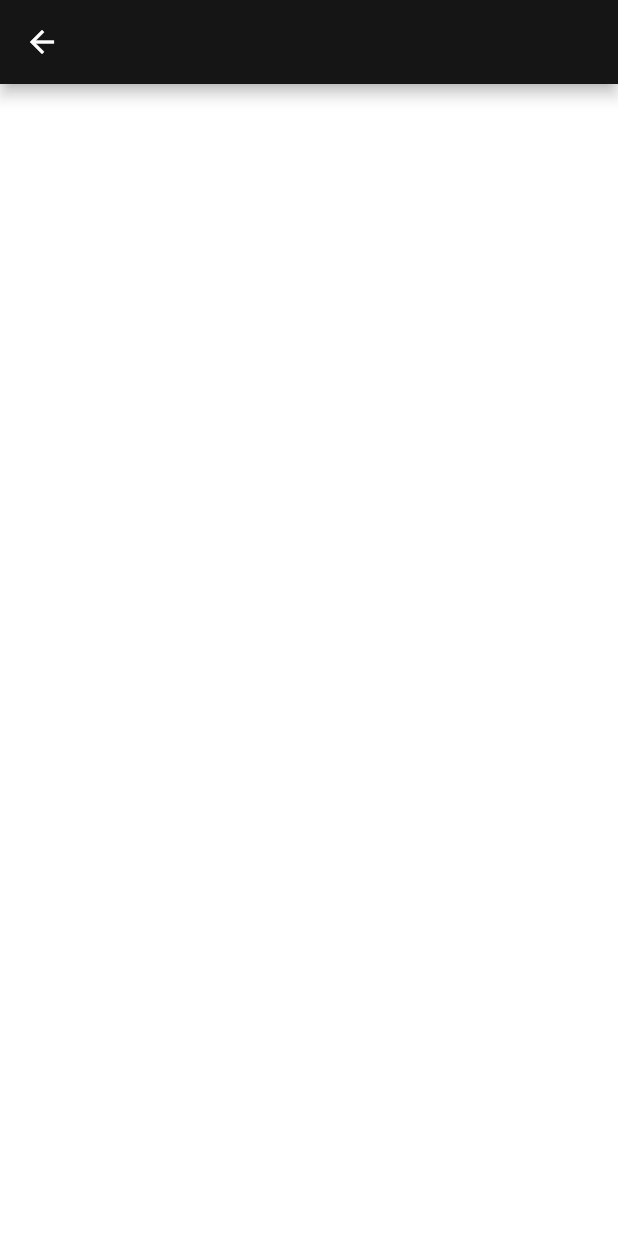
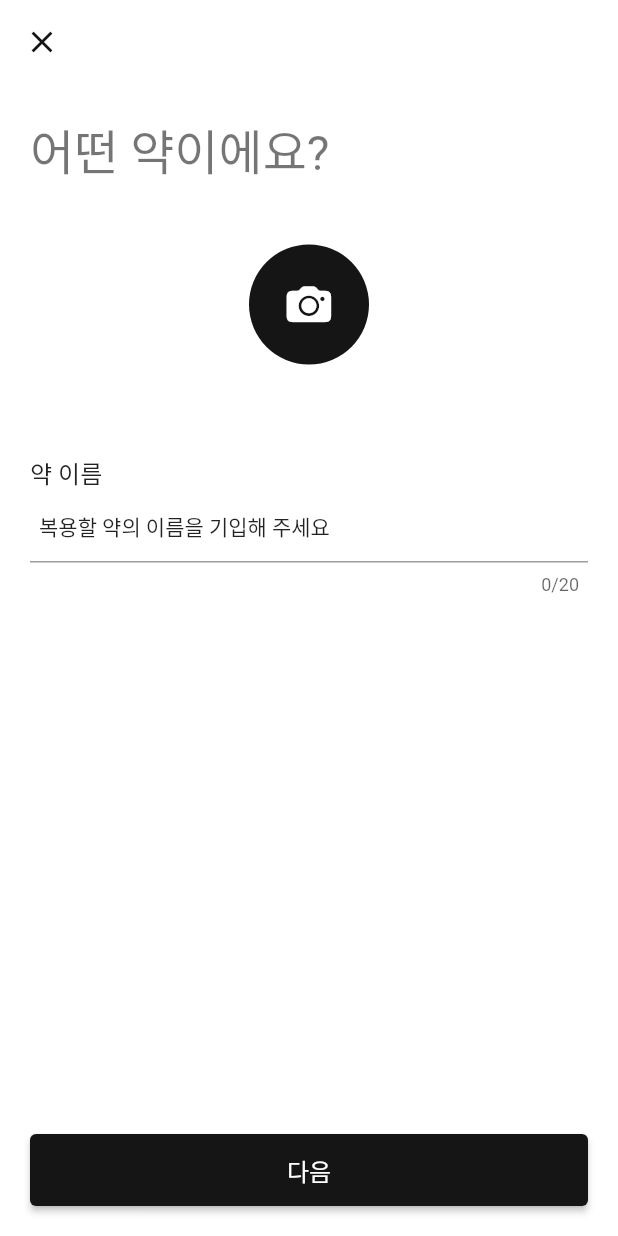
Before and after one commit to woojoung1217/PillMate_by_Flutter, a Flutter app: the screen it shows after launch, after a tap on an icon or button, on a phone screen of 412 x 824 dp. Run offline on Flutter 3.47's test engine with Material 2 defaults, Android fonts, the phone set to English and light mode, and no system bars; our stand-ins replace image_picker; Roboto replaces fonts that are missing (GmarketSansTTF).

Commit message:
dory add camer&gallery updatemode

```diff
--- a/lib/components/dory_colors.dart
+++ b/lib/components/dory_colors.dart
@@ -2,6 +2,7 @@ import 'package:flutter/material.dart';
 
 class DoryColors {
   static const int _primaryColorValue = 0xFF151515;
+// 0xFF151515;
   static const primaryColor = Color.fromARGB(255, 21, 21, 21);
 
   static const MaterialColor primaryMeterialColor = MaterialColor(
--- /dev/null
+++ b/lib/components/dory_constants.dart
@@ -0,0 +1,19 @@
+import 'package:flutter/material.dart';
+
+const double regularSpace = 20.0;
+
+const double largeSpage = 40.0;
+
+const double smallSpage = 10.0;
+
+const double submitButtonHeight = 48.0;
+
+const EdgeInsetsGeometry pagePadding = EdgeInsets.all(20.0);
+
+const EdgeInsetsGeometry textFieldContentPadding =
+    EdgeInsets.symmetric(horizontal: 6);
+
+const EdgeInsetsGeometry submitButtonBoxPadding = EdgeInsets.symmetric(
+  horizontal: 20,
+  vertical: 20,
+);
--- a/lib/components/dory_themes.dart
+++ b/lib/components/dory_themes.dart
@@ -8,6 +8,7 @@ class DoryThemes {
         splashColor: Colors.white,
         fontFamily: 'GmarketSansTTF',
         textTheme: _textTheme,
+        appBarTheme: _appBarTheme,
         brightness: Brightness.light,
       );
   static ThemeData get darkTheme => ThemeData(
@@ -17,6 +18,12 @@ class DoryThemes {
         textTheme: _textTheme,
         brightness: Brightness.dark,
       );
+  static const AppBarTheme _appBarTheme = AppBarTheme(
+    backgroundColor: Colors.white,
+    iconTheme: IconThemeData(color: DoryColors.primaryColor),
+    elevation: 0,
+  );
+
   static const TextTheme _textTheme = TextTheme(
     headline4: TextStyle(
       fontSize: 32,
--- a/lib/pages/add/add_page.dart
+++ /dev/null
@@ -1,12 +0,0 @@
-import 'package:flutter/material.dart';
-
-class AddPage extends StatelessWidget {
-  const AddPage({Key? key}) : super(key: key);
-
-  @override
-  Widget build(BuildContext context) {
-    return Scaffold(
-      appBar: AppBar(),
-    );
-  }
-}
--- /dev/null
+++ b/lib/pages/add_medicine/add_medicine_page.dart
@@ -0,0 +1,117 @@
+import 'dart:io';
+
+import 'package:dory/components/dory_constants.dart';
+import 'package:flutter/cupertino.dart';
+import 'package:flutter/material.dart';
+import 'package:image_picker/image_picker.dart';
+
+class AddMedicinePage extends StatefulWidget {
+  const AddMedicinePage({Key? key}) : super(key: key);
+
+  @override
+  State<AddMedicinePage> createState() => _AddMedicinePageState();
+}
+
+class _AddMedicinePageState extends State<AddMedicinePage> {
+  final _nameController = TextEditingController();
+  File? _pickedImage;
+
+  @override
+  void dispose() {
+    _nameController.dispose();
+    super.dispose();
+  }
+
+  @override
+  Widget build(BuildContext context) {
+    return Scaffold(
+      appBar: AppBar(
+        leading: const CloseButton(),
+      ),
+      body: GestureDetector(
+        onTap: () {
+          FocusScope.of(context).unfocus();
+        },
+        child: Padding(
+          padding: pagePadding,
+          child: Column(
+            crossAxisAlignment: CrossAxisAlignment.start,
+            children: [
+              Text(
+                '어떤 약이에요?',
+                style: Theme.of(context).textTheme.headline4,
+              ),
+              const SizedBox(
+                height: largeSpage,
+              ),
+              Center(
+                child: CircleAvatar(
+                  radius: 40,
+                  child: CupertinoButton(
+                    padding: _pickedImage == null ? null : EdgeInsets.zero,
+                    onPressed: () {
+                      ImagePicker()
+                          .pickImage(source: ImageSource.camera)
+                          .then((xfile) {
+                        if (xfile == null) return;
+                        setState(() {
+                          _pickedImage = File(xfile.path);
+                        });
+                      });
+                    },
+                    child: _pickedImage == null
+                        ? const Icon(
+                            CupertinoIcons.photo_camera_solid,
+                            size: 30,
+                            color: Colors.white,
+                          )
+                        : CircleAvatar(
+                            foregroundImage: FileImage(_pickedImage!),
+                            radius: 40,
+                          ),
+                  ),
+                ),
+              ),
+              const SizedBox(
+                height: largeSpage + regularSpace,
+              ),
+              Text(
+                '약 이름',
+                style: Theme.of(context).textTheme.subtitle1,
+              ),
+              TextFormField(
+                controller: _nameController,
+                maxLength: 20,
+                keyboardType: TextInputType.text,
+                textInputAction: TextInputAction.done,
+                style: Theme.of(context).textTheme.bodyText1,
+                decoration: InputDecoration(
+                  hintText: '복용할 약의 이름을 기입해 주세요',
+                  hintStyle: Theme.of(context).textTheme.bodyText2,
+                  contentPadding: textFieldContentPadding,
+                ),
+              ),
+            ],
+          ),
+        ),
+      ),
+      bottomNavigationBar: SafeArea(
+        child: Padding(
+          padding: submitButtonBoxPadding,
+          child: SizedBox(
+            height: submitButtonHeight,
+            child: ElevatedButton(
+              onPressed: () {},
+              style: ElevatedButton.styleFrom(
+                textStyle: Theme.of(context).textTheme.subtitle1,
+              ),
+              child: const Text(
+                '다음',
+              ),
+            ),
+          ),
+        ),
+      ),
+    );
+  }
+}
--- a/lib/pages/home_page.dart
+++ b/lib/pages/home_page.dart
@@ -1,6 +1,8 @@
 import 'package:dory/components/dory_colors.dart';
-import 'package:dory/pages/add/add_page.dart';
+import 'add_medicine/add_medicine_page.dart';
+import 'package:dory/pages/add_medicine/add_medicine_page.dart';
 import 'package:dory/pages/history/history.dart';
+import 'package:dory/pages/pharmacy/find_ph.dart';
 import 'package:dory/pages/today/today_page.dart';
 import 'package:flutter/cupertino.dart';
 import 'package:flutter/material.dart';
@@ -17,6 +19,8 @@ class _HomePageState extends State<HomePage> {
   final _pages = [
     const TodayPage(),
     const HistoryPage(),
+    // 약국창 추가
+    // const PharmacyPage(),
     // const Infopage(),
   ];
 
@@ -30,12 +34,19 @@ class _HomePageState extends State<HomePage> {
           appBar: AppBar(),
           body: _pages[_currentIndex],
           floatingActionButton: FloatingActionButton(
-            onPressed: _onAddMedicien,
+            onPressed: _onAddMedicine,
             child: const Icon(CupertinoIcons.add),
           ),
           floatingActionButtonLocation:
               FloatingActionButtonLocation.centerDocked,
-          bottomNavigationBar: BottomAppBar(
+          bottomNavigationBar: _buildBottomAppBar(),
+        ),
+      ),
+    );
+  }
+
+  BottomAppBar _buildBottomAppBar() {
+    return BottomAppBar(
         elevation: 0,
         child: Container(
           color: Colors.white,
@@ -44,7 +55,7 @@ class _HomePageState extends State<HomePage> {
             mainAxisAlignment: MainAxisAlignment.spaceAround,
             children: [
               CupertinoButton(
-                      onPressed: _onTodayPage,
+                onPressed: () => _onCurrentPage(0),
                 child: Icon(
                   CupertinoIcons.checkmark,
                   color: _currentIndex == 0
@@ -53,7 +64,7 @@ class _HomePageState extends State<HomePage> {
                 ),
               ),
               CupertinoButton(
-                      onPressed: _onHistoryPage,
+                onPressed: () => _onCurrentPage(1),
                 child: Icon(
                   CupertinoIcons.text_badge_checkmark,
                   color: _currentIndex == 1
@@ -62,43 +73,42 @@ class _HomePageState extends State<HomePage> {
                 ),
               ),
               // CupertinoButton(
-                    //   onPressed: () {
-                    //     setState(() {
-                    //       _currentIndex = 2;
-                    //     });
-                    //   },
+              //   onPressed: () => _onCurrentPage(2),
               //   child: Icon(
               //     Icons.local_pharmacy,
-                    //     color: _currentIndex == 1
+              //     color: _currentIndex == 2
               //         ? DoryColors.primaryColor
               //         : Colors.grey[350],
               //   ),
               // ),
             ],
           ),
-              )),
-        ),
-      ),
-    );
+        ));
   }
 
-  void _onHistoryPage() {
+  void _onCurrentPage(int pageIndex) {
     setState(() {
-      _currentIndex = 1;
+      _currentIndex = pageIndex;
     });
   }
 
-  void _onTodayPage() {
-    setState(() {
-      _currentIndex = 0;
-    });
-  }
+  // void _onHistoryPage() {
+  //   setState(() {
+  //     _currentIndex = 1;
+  //   });
+  // }
 
-  void _onAddMedicien() {
+  // void _onTodayPage() {
+  //   setState(() {
+  //     _currentIndex = 0;
+  //   });
+  // }
+
+  void _onAddMedicine() {
     Navigator.push(
       context,
       MaterialPageRoute(
-        builder: (context) => const AddPage(),
+        builder: (context) => const AddMedicinePage(),
       ),
     );
   }
--- /dev/null
+++ b/lib/pages/pharmacy/find_ph.dart
@@ -0,0 +1,13 @@
+import 'package:flutter/material.dart';
+
+class PharmacyPage extends StatelessWidget {
+  const PharmacyPage({Key? key}) : super(key: key);
+
+  @override
+  Widget build(BuildContext context) {
+    return Container(
+      color: Colors.green,
+      child: const Text('hi'),
+    );
+  }
+}
--- a/pubspec.yaml
+++ b/pubspec.yaml
@@ -34,6 +34,8 @@ dependencies:
   # The following adds the Cupertino Icons font to your application.
   # Use with the CupertinoIcons class for iOS style icons.
   cupertino_icons: ^1.0.2
+  # image
+  image_picker: ^0.8.5
 
 dev_dependencies:
   flutter_test:
```
Also changed, not shown: pubspec.lock, 4 other files. Lines whose indentation alone changed are shown as unchanged.
